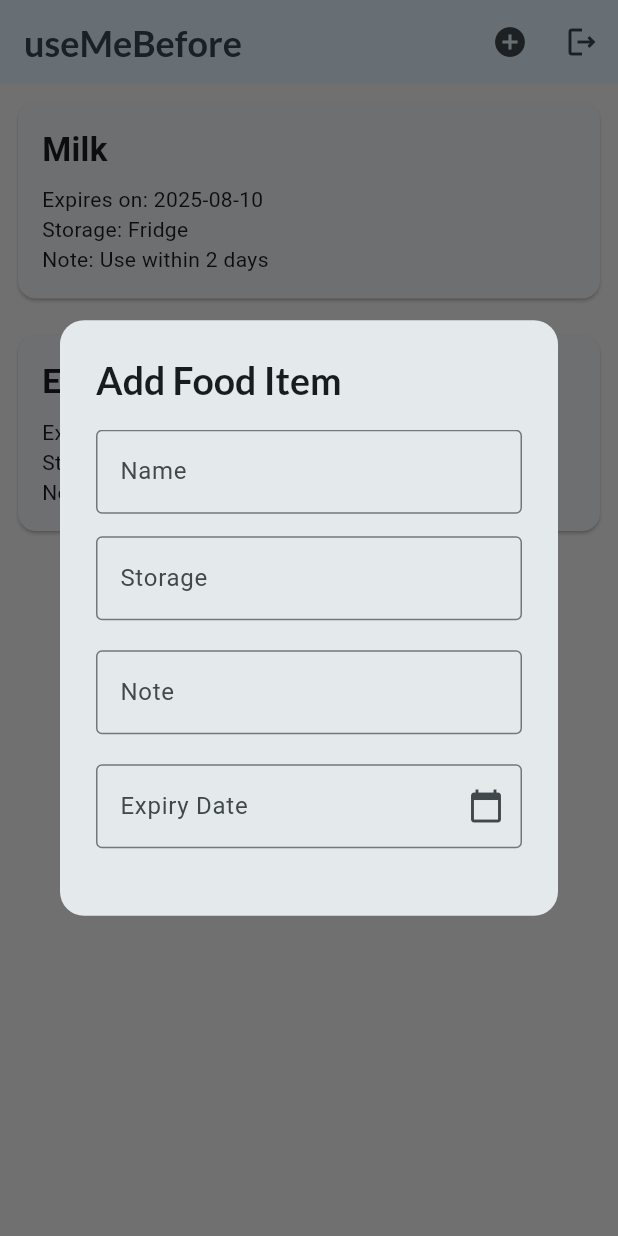
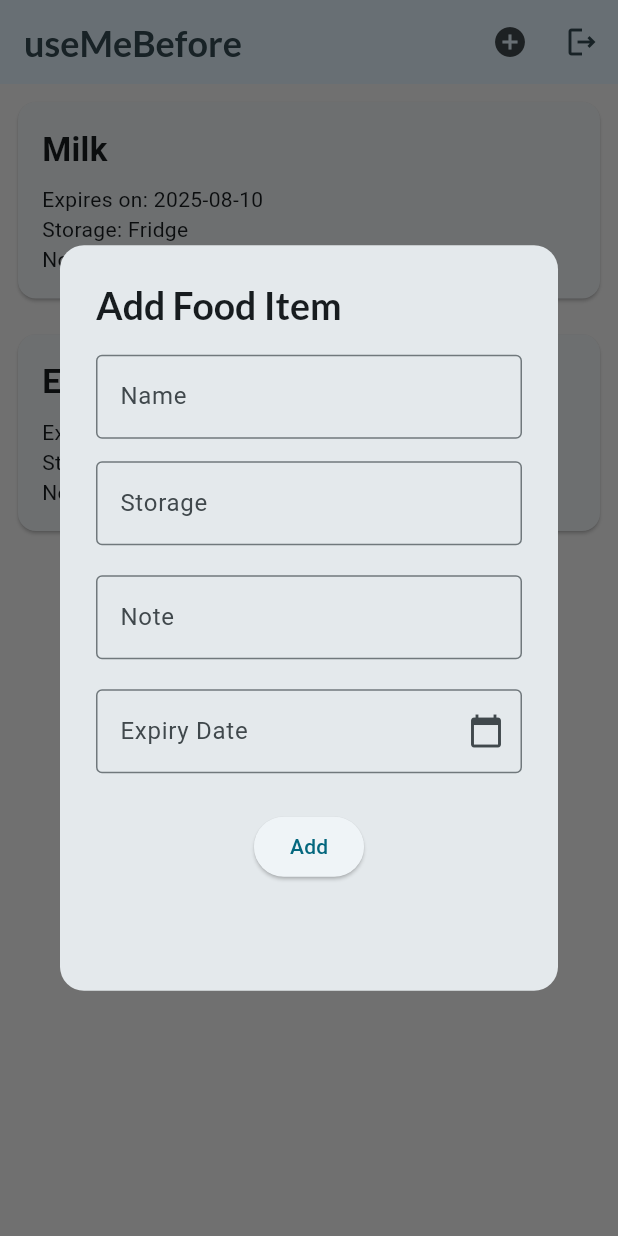
Before and after one commit to a-anuj/usemebefore, a Flutter app: the screen it shows once a user with an empty profile is signed in, after a tap on the "add circle" icon, on a phone screen of 412 x 824 dp. Run offline on Flutter 3.47's test engine with Material 3 defaults, Android fonts, the light colour scheme and no system bars; our stand-ins replace firebase_auth, firebase_core, google_fonts; accounts and stored records are empty.

Commit message:
increased the height of the popup

```diff
--- a/lib/widgets/Landing.dart
+++ b/lib/widgets/Landing.dart
@@ -65,7 +65,7 @@ class _LandingState extends State<Landing>{
                     ),
                     content: SizedBox(
                       width: MediaQuery.of(context).size.width * 0.8, // 80% of screen width
-                      height: 300, // fixed height or adjust as needed
+                      height: 400, // fixed height or adjust as needed
                       child: AddItemForm(),
                     ),
                   ),
```
